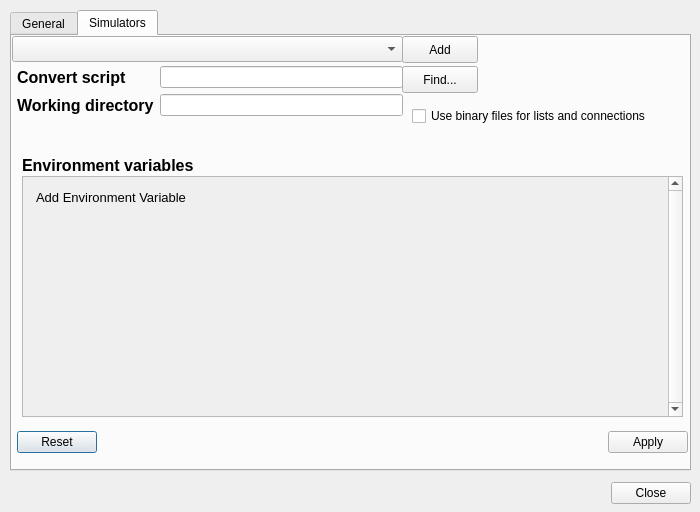
Above: editsimulators.ui from SpineML/SpineCreator before the change. Below: the same form after it.
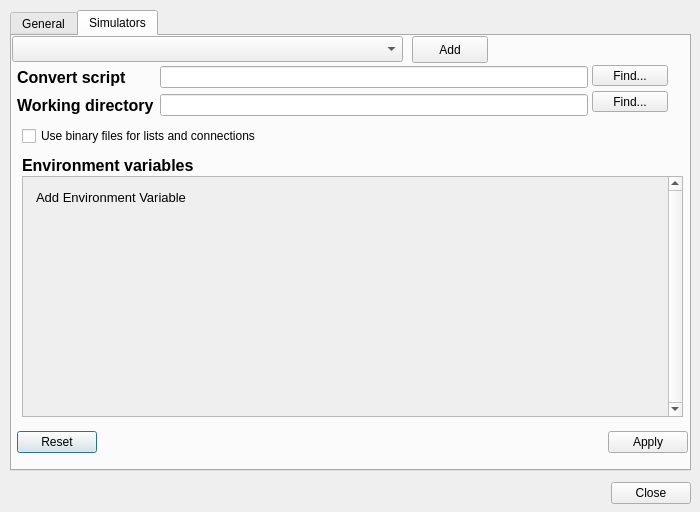
That is the form after the change. Icons and pictures are not drawn.

Commit message: Adds a button to find the working directory

Patch:
```diff
--- a/editsimulators.ui
+++ b/editsimulators.ui
@@ -245,7 +245,7 @@
     <widget class="QPushButton" name="addSim">
      <property name="geometry">
       <rect>
-       <x>390</x>
+       <x>400</x>
        <y>0</y>
        <width>76</width>
        <height>27</height>
@@ -268,12 +268,18 @@
     <widget class="QPushButton" name="findFile">
      <property name="geometry">
       <rect>
-       <x>390</x>
-       <y>30</y>
+       <x>580</x>
+       <y>29</y>
        <width>76</width>
-       <height>27</height>
+       <height>21</height>
       </rect>
      </property>
+     <property name="sizePolicy">
+      <sizepolicy hsizetype="Minimum" vsizetype="Preferred">
+       <horstretch>0</horstretch>
+       <verstretch>0</verstretch>
+      </sizepolicy>
+     </property>
      <property name="text">
       <string>Find...</string>
      </property>
@@ -283,7 +289,7 @@
       <rect>
        <x>5</x>
        <y>30</y>
-       <width>386</width>
+       <width>571</width>
        <height>61</height>
       </rect>
      </property>
@@ -305,13 +311,6 @@
         </property>
        </widget>
       </item>
-      <item row="0" column="1">
-       <widget class="QLineEdit" name="scriptLineEdit">
-        <property name="toolTip">
-         <string>&lt;html&gt;&lt;head/&gt;&lt;body&gt;&lt;p&gt;Full path to the convert script (convert_script_s2b).&lt;/p&gt;&lt;/body&gt;&lt;/html&gt;</string>
-        </property>
-       </widget>
-      </item>
       <item row="1" column="0">
        <widget class="QLabel" name="scriptWDLabel">
         <property name="font">
@@ -328,6 +327,12 @@
       </item>
       <item row="1" column="1">
        <widget class="QLineEdit" name="scriptWDLineEdit">
+        <property name="sizePolicy">
+         <sizepolicy hsizetype="Expanding" vsizetype="Preferred">
+          <horstretch>0</horstretch>
+          <verstretch>0</verstretch>
+         </sizepolicy>
+        </property>
         <property name="toolTip">
          <string>&lt;html&gt;&lt;head/&gt;&lt;body&gt;&lt;p&gt;The working directory for the convert script. Passed as an option to convert_script_s2b. SpineCreator will save its experiement files into this directory before running the experiement with the simulator.&lt;/p&gt;&lt;/body&gt;&lt;/html&gt;</string>
         </property>
@@ -336,13 +341,26 @@
         </property>
        </widget>
       </item>
+      <item row="0" column="1">
+       <widget class="QLineEdit" name="scriptLineEdit">
+        <property name="sizePolicy">
+         <sizepolicy hsizetype="Expanding" vsizetype="Preferred">
+          <horstretch>0</horstretch>
+          <verstretch>0</verstretch>
+         </sizepolicy>
+        </property>
+        <property name="toolTip">
+         <string>&lt;html&gt;&lt;head/&gt;&lt;body&gt;&lt;p&gt;Full path to the convert script (convert_script_s2b).&lt;/p&gt;&lt;/body&gt;&lt;/html&gt;</string>
+        </property>
+       </widget>
+      </item>
      </layout>
     </widget>
     <widget class="QCheckBox" name="useBinary">
      <property name="geometry">
       <rect>
-       <x>400</x>
-       <y>70</y>
+       <x>10</x>
+       <y>90</y>
        <width>271</width>
        <height>20</height>
       </rect>
@@ -369,6 +387,25 @@
       <string>&lt;b&gt;Environment variables&lt;/b&gt;</string>
      </property>
     </widget>
+    <widget class="QPushButton" name="findWorkingDir">
+     <property name="geometry">
+      <rect>
+       <x>580</x>
+       <y>55</y>
+       <width>76</width>
+       <height>21</height>
+      </rect>
+     </property>
+     <property name="sizePolicy">
+      <sizepolicy hsizetype="Minimum" vsizetype="Preferred">
+       <horstretch>0</horstretch>
+       <verstretch>0</verstretch>
+      </sizepolicy>
+     </property>
+     <property name="text">
+      <string>Find...</string>
+     </property>
+    </widget>
    </widget>
   </widget>
   <widget class="QDialogButtonBox" name="buttonBox_2">
```
The commit also changes 2 other files.
